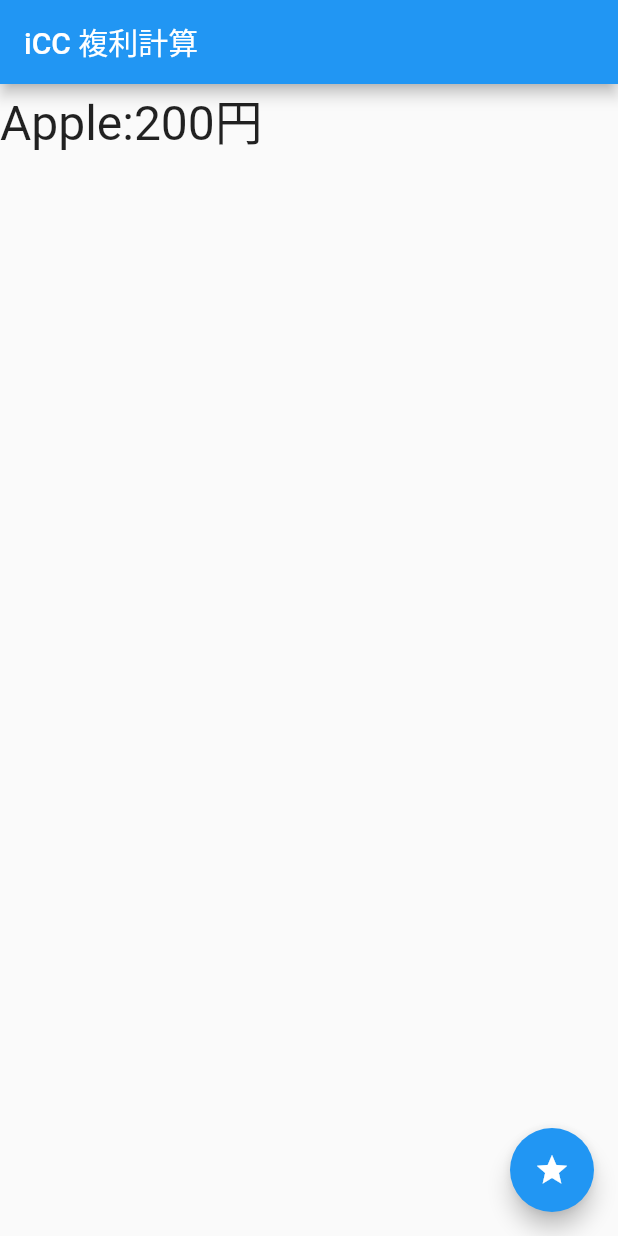
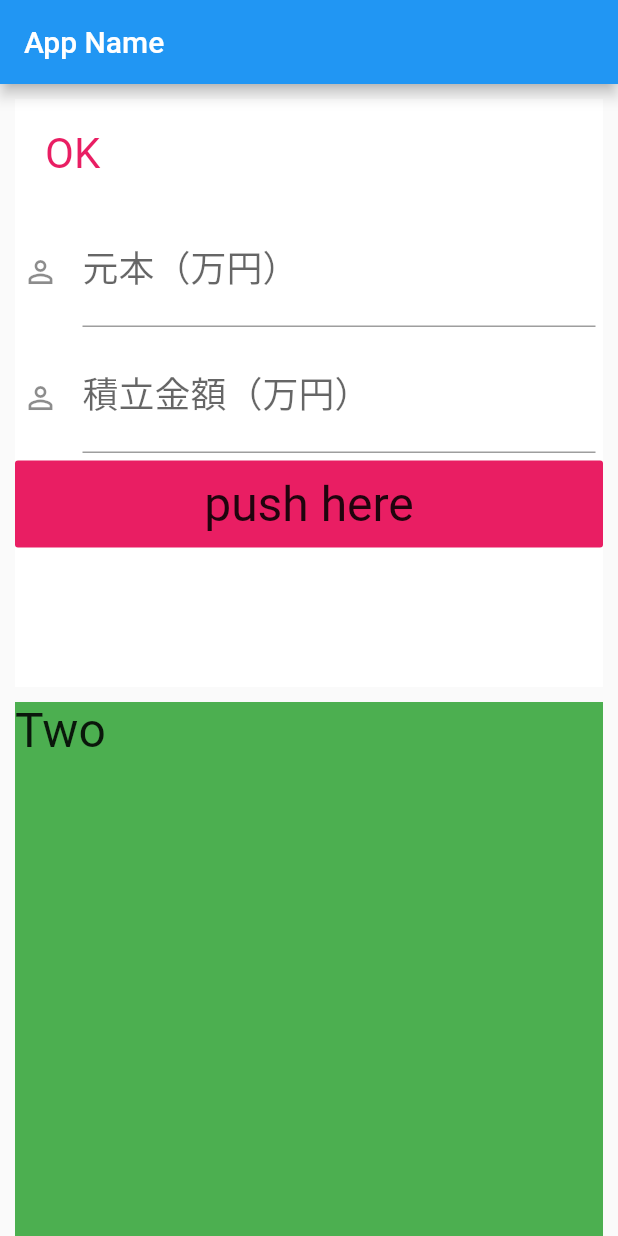
Before and after one commit to earlydogs/fluttertest1app, a Flutter app: the screen it shows after launch, on a phone screen of 412 x 824 dp. Run offline on Flutter 3.47's test engine with Material 2 defaults, Android fonts, the phone set to English and light mode, and no system bars.

Commit message:
20190914 1st Text field yeah

```diff
--- a/lib/main.dart
+++ b/lib/main.dart
@@ -1,88 +1,151 @@
-import 'package:flutter/gestures.dart';
 import 'package:flutter/material.dart';
 
-void main() => runApp(MyApp());
+void main() {
+  runApp(new MyApp());
+}
 
 class MyApp extends StatelessWidget {
-
-
-  final title = 'iCC 複利計算';
-
   @override
   Widget build(BuildContext context) {
-
     return new MaterialApp(
-      title: 'Flutter Demo',
-      home: new MyHomePage(
-          title: this.title,
+      title: 'Generated App',
+      theme: new ThemeData(
+        primarySwatch: Colors.blue,
+        primaryColor: const Color(0xFF2196f3),
+        accentColor: const Color(0xFF2196f3),
+        canvasColor: const Color(0xFFfafafa),
       ),
+      home: new MyHomePage(),
     );
   }
 }
-class MyHomePage extends StatefulWidget{
 
+class MyHomePage extends StatefulWidget {
+  MyHomePage({Key key}) : super(key: key);
+  @override
+  _MyHomePageState createState() => new _MyHomePageState();
+}
 
-  MyHomePage({this.title}): super();
-
-  final String title;
+class _MyHomePageState extends State<MyHomePage> {
+  var _message;
+  final controller = TextEditingController();
+  final controllerTwo = TextEditingController();
 
   @override
-  _MyHomePageState createState() => new _MyHomePageState();
-
-
-}
-
-class Data{
-  int _price;
-  String _name;
-
-  Data(this._name, this._price): super();
-  @override
-  String toString() {
-    // TODO: implement toString
-    return _name + ':' + _price.toString() + '円';
-  }
-}
-
-class _MyHomePageState extends State<MyHomePage>{
-
-  static final _data = [
-    Data('Apple',200),
-    Data('Orange',150),
-    Data('Peach',300)
-  ];
-  Data _item;
-
-  @override
-  void initState(){
+  void initState() {
+    _message = 'OK';
     super.initState();
-    _item = _data[0];
-  }
-
-  void _setData(){
-    setState(() {
-      _item = (_data..shuffle()).first;
-    });
   }
 
   @override
   Widget build(BuildContext context) {
-    return Scaffold(
-      appBar: AppBar(
-        title: Text(widget.title),
+    return new Scaffold(
+      appBar: new AppBar(
+        title: new Text('App Name'),
       ),
+      body: new GridView.extent(
+        maxCrossAxisExtent: 450.0,
+        mainAxisSpacing: 10.0,
+        crossAxisSpacing: 10.0,
+        padding: const EdgeInsets.all(10.0),
+        children: <Widget>[
+          Container(
+              color: Colors.white,
+              child: Column(
+                mainAxisAlignment: MainAxisAlignment.start,
+                mainAxisSize: MainAxisSize.max,
+                crossAxisAlignment: CrossAxisAlignment.stretch,
+                children: <Widget>[
+                  Padding(
+                    padding: EdgeInsets.all(20.0),
+                    child: Text(
+                      _message,
+                      style: TextStyle(
+                          fontSize: 28.0,
+                          color: Colors.pink,
+                          fontWeight: FontWeight.w400,
+                          fontFamily: "Roboto"),
+                    ),
+                  ),
 
-      body: Text(
-        _item.toString(),
-        style: TextStyle(fontSize: 32.0),
+                  Padding(
+                    padding: EdgeInsets.all(5.0),
+                    child: TextField(
+                      decoration: InputDecoration(
+                        labelText: "元本（万円）",
+                        hintText: "100",
+                        icon: Icon(Icons.person_outline),
+                        fillColor: Colors.grey,
+                      ),
+                      controller: controller,
+                      keyboardType: TextInputType.number,
+                      style: TextStyle(
+                          fontSize: 24.0,
+                          color: Colors.pink,
+                          fontWeight: FontWeight.w400,
+                          fontFamily: "Roboto"),
+                    ),
+                  ),
+                  Padding(
+                    padding: EdgeInsets.all(5.0),
+                    child: TextField(
+                      decoration: InputDecoration(
+                        labelText: "積立金額（万円）",
+                        hintText: "5",
+                        icon: Icon(Icons.person_outline),
+                        fillColor: Colors.blue,
+                      ),
+                      controller: controllerTwo,
+                      keyboardType: TextInputType.number,
+                      style: TextStyle(
+                          fontSize: 24.0,
+                          color: Colors.pink,
+                          fontWeight: FontWeight.w400,
+                          fontFamily: "Roboto"),
+                    ),
+                  ),
+                  FlatButton(
+                    padding: EdgeInsets.all(10.0),
+                    color: Colors.pink,
+                    child: Text(
+                      "push here",
+                      style: TextStyle(
+                          fontSize: 32.0,
+                          fontWeight: FontWeight.w400,
+                          fontFamily: "Roboto"),
+                    ),
+                    onPressed: buttonPressed,
+                  ),
+                ],
+              )),
+          Container(
+            color: Colors.green,
+            child: Text(
+              "Two",
+              style: TextStyle(
+                  fontSize: 32.0,
+                  fontWeight: FontWeight.w400,
+                  fontFamily: "Roboto"),
+            ),
+          ),
+          Container(
+            color: Colors.blue,
+            child: Text(
+              "Three",
+              style: TextStyle(
+                  fontSize: 32.0,
+                  fontWeight: FontWeight.w400,
+                  fontFamily: "Roboto"),
+            ),
+          ),
+        ],
       ),
-
-      floatingActionButton: FloatingActionButton(
-        onPressed: _setData,
-        tooltip: 'set message',
-        child: Icon(Icons.star),
-      ),
-
     );
   }
+
+  void buttonPressed() {
+    setState(() {
+      _message = controller.text;
+    });
+  }
 }
```
Also changed, not shown: pubspec.lock, 3 other files.
